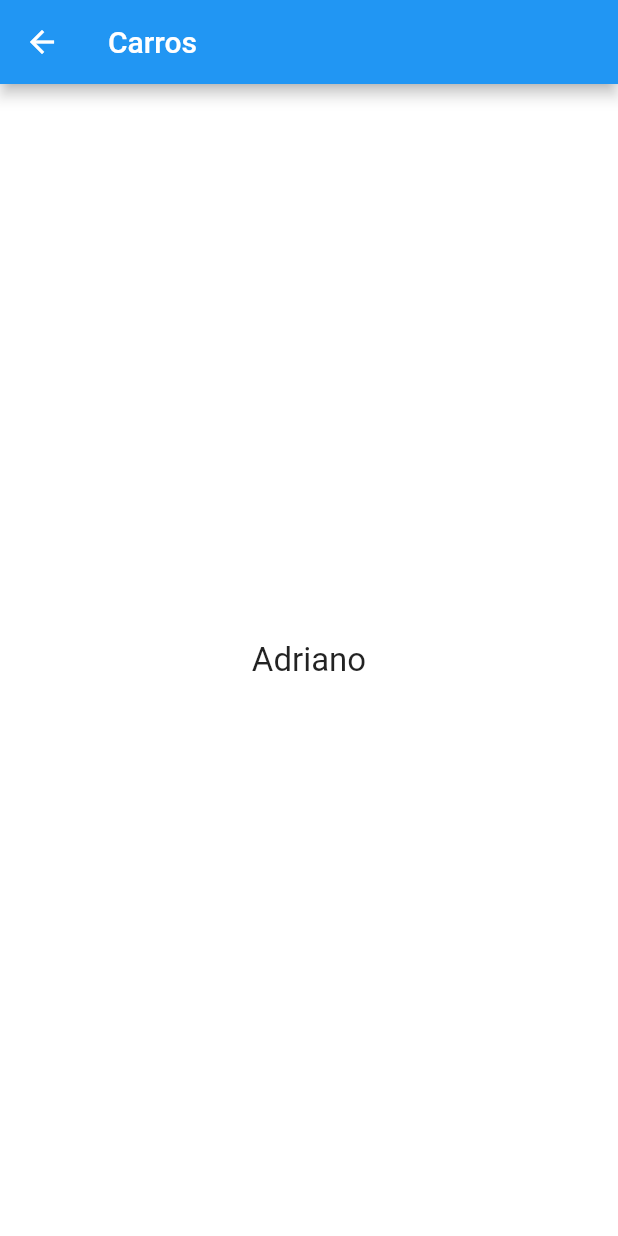
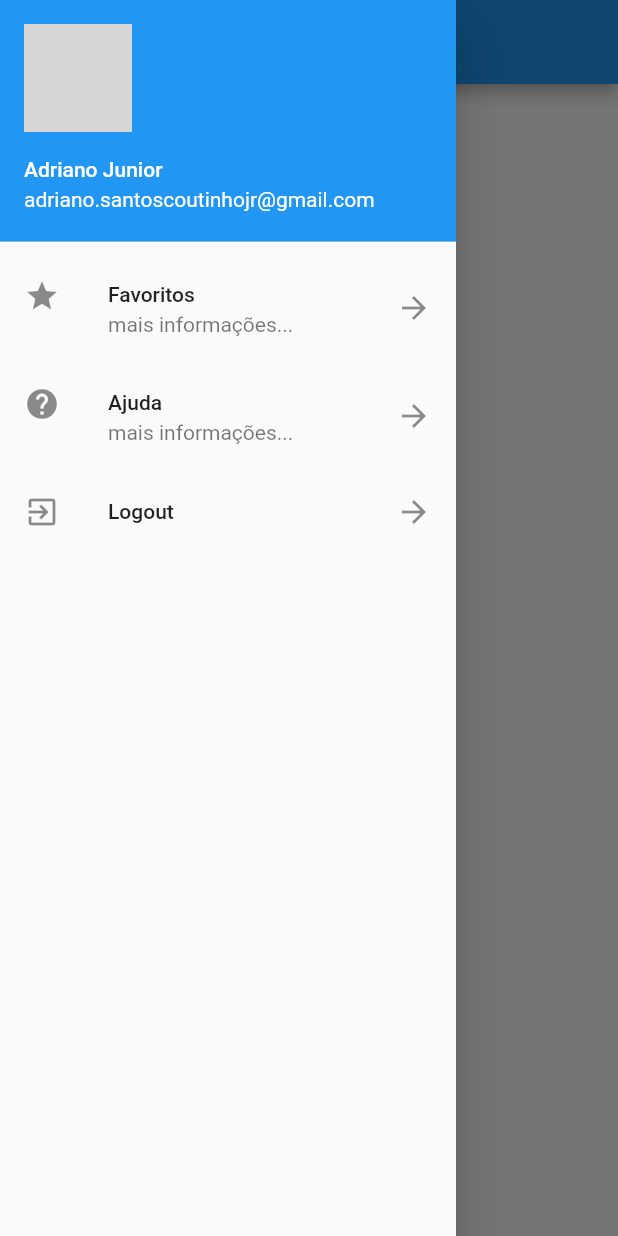
Before and after one commit to AdrianoJunior/Carros-Flutter, a Flutter app: the HomePage screen opened directly, with the side drawer open (before the commit the screen has no drawer), on a phone screen of 412 x 824 dp. Run offline on Flutter 3.47's test engine with Material 2 defaults, Android fonts, the phone set to English and light mode, and no system bars; network calls fail; grey boxes are pictures that could not be loaded.

Commit message:
Login + Drawer basico

```diff
--- /dev/null
+++ b/lib/drawer_list.dart
@@ -0,0 +1,59 @@
+import 'package:carros/pages/login/login_page.dart';
+import 'package:carros/pages/login/usuario.dart';
+import 'package:carros/utils/nav.dart';
+import 'package:flutter/material.dart';
+
+class DrawerList extends StatelessWidget {
+
+  @override
+  Widget build(BuildContext context) {
+
+    final urlFoto = "https://cdn.iconscout.com/icon/free/png-256/avatar-372-456324.png";
+    return SafeArea(
+      child: Drawer(
+        child: ListView(
+          children: <Widget>[
+            UserAccountsDrawerHeader(accountName: Text("Adriano Junior"),
+                accountEmail: Text("adriano.santoscoutinhojr@gmail.com"),
+            currentAccountPicture: CircleAvatar(
+              backgroundImage: NetworkImage(urlFoto),
+            ),),
+            ListTile(
+              leading: Icon(Icons.star),
+              title: Text("Favoritos"),
+              subtitle: Text("mais informações..."),
+              trailing: Icon(Icons.arrow_forward),
+              onTap: () {
+                print("Item 1");
+                Navigator.pop(context);
+              },
+            ),
+            ListTile(
+              leading: Icon(Icons.help),
+              title: Text("Ajuda"),
+              subtitle: Text("mais informações..."),
+              trailing: Icon(Icons.arrow_forward),
+              onTap: () {
+                print("Item 1");
+                Navigator.pop(context);
+              },
+            ),
+            ListTile(
+              leading: Icon(Icons.exit_to_app),
+              title: Text("Logout"),
+              trailing: Icon(Icons.arrow_forward),
+              onTap: () => _onClickLogout(context),
+            )
+          ],
+        ),
+      ),
+    );
+  }
+
+  _onClickLogout(BuildContext context) {
+    Navigator.pop(context);
+    push(context, LoginPage(), replace: true);
+  }
+
+
+}
--- a/lib/pages/home/home_page.dart
+++ b/lib/pages/home/home_page.dart
@@ -1,3 +1,4 @@
+import 'package:carros/drawer_list.dart';
 import 'package:flutter/material.dart';
 
 class HomePage extends StatelessWidget {
@@ -7,6 +8,7 @@ class HomePage extends StatelessWidget {
       appBar: AppBar(
         title: Text("Carros"),
       ),
+      drawer: DrawerList(),
       body: _body(),
     );
   }
```
Also changed, not shown: lib/pages/api_response.dart (added, +15 -0 lines), lib/pages/login/login_api.dart (+34 -11 lines), lib/pages/login/login_page.dart (+24 -3 lines), lib/pages/login/usuario.dart (added, +22 -0 lines), lib/utils/alert.dart (added, +25 -0 lines), lib/widgets/app_button.dart (+11 -2 lines).
